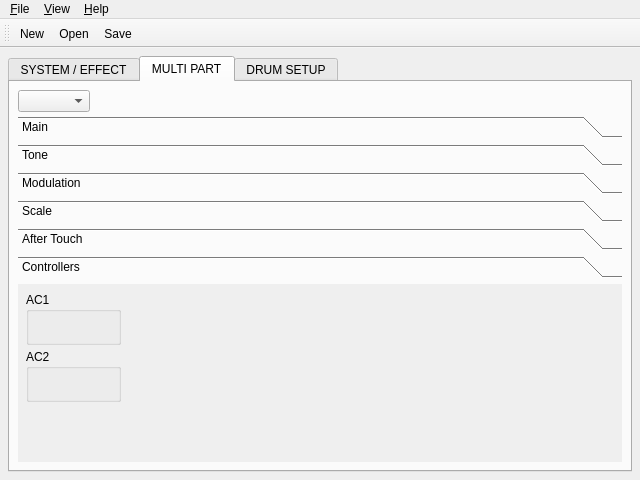
Before: the Qt Designer form src/qxgeditMainForm.ui in rncbc/qxgedit, drawn with Qt 5.
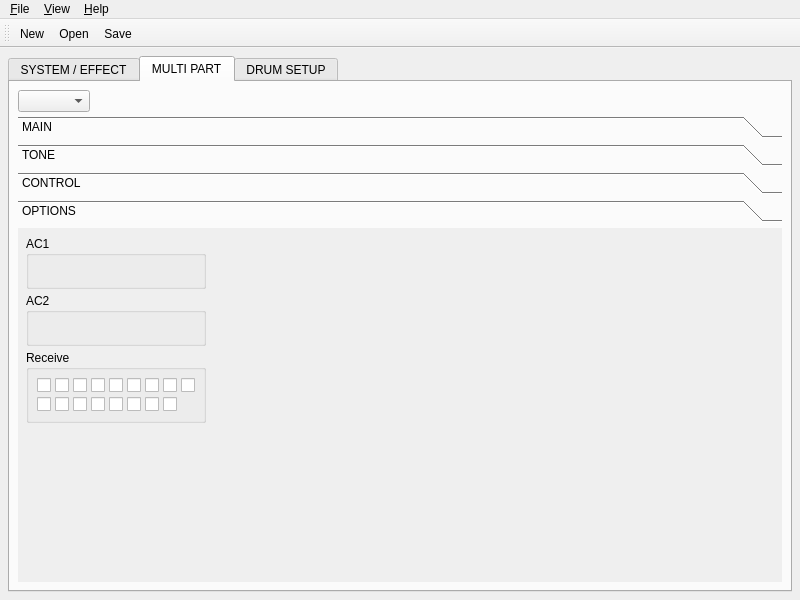
After: the same form once the commit is applied. The open tabs and pages were chosen to show the change. Icons and pictures are not drawn. Custom widgets are drawn as their Qt base class.

Commit message: - Yet some more layout changes.

Diff of the .ui file:
```diff
--- a/src/qxgeditMainForm.ui
+++ b/src/qxgeditMainForm.ui
@@ -25,8 +25,8 @@
    <rect>
     <x>0</x>
     <y>0</y>
-    <width>640</width>
-    <height>480</height>
+    <width>800</width>
+    <height>600</height>
    </rect>
   </property>
   <property name="minimumSize" >
@@ -488,7 +488,7 @@
           </property>
           <widget class="QWidget" name="MultipartMainPage" >
            <attribute name="label" >
-            <string>Main</string>
+            <string>MAIN</string>
            </attribute>
            <layout class="QGridLayout" >
             <item row="0" column="0" colspan="2" >
@@ -648,66 +648,6 @@
               </layout>
              </widget>
             </item>
-            <item row="3" column="0" colspan="8" >
-		     <widget class="QGroupBox" name="MultipartReceiveBox" >
-              <property name="title" >
-               <string>Receive</string>
-              </property>
-              <layout class="QGridLayout">
-               <item row="0" column="0" >
-                <widget class="qxgeditCheck" name="MultipartPBCheck" />
-               </item>
-               <item row="0" column="1" >
-                <widget class="qxgeditCheck" name="MultipartCATCheck" />
-               </item>
-               <item row="0" column="2" >
-                <widget class="qxgeditCheck" name="MultipartPCCheck" />
-               </item>
-               <item row="0" column="3" >
-                <widget class="qxgeditCheck" name="MultipartCCCheck" />
-               </item>
-               <item row="0" column="4" >
-                <widget class="qxgeditCheck" name="MultipartPATCheck" />
-               </item>
-               <item row="0" column="5" >
-                <widget class="qxgeditCheck" name="MultipartNoteCheck" />
-               </item>
-               <item row="0" column="6" >
-                <widget class="qxgeditCheck" name="MultipartRPNCheck" />
-               </item>
-               <item row="0" column="7" >
-                <widget class="qxgeditCheck" name="MultipartNRPNCheck" />
-               </item>
-               <item row="0" column="8" >
-                <widget class="qxgeditCheck" name="MultipartModCheck" />
-               </item>
-               <item row="1" column="0" >
-                <widget class="qxgeditCheck" name="MultipartVolCheck" />
-               </item>
-               <item row="1" column="1" >
-                <widget class="qxgeditCheck" name="MultipartPanCheck" />
-               </item>
-               <item row="1" column="2" >
-                <widget class="qxgeditCheck" name="MultipartExprCheck" />
-               </item>
-               <item row="1" column="3" >
-                <widget class="qxgeditCheck" name="MultipartHold1Check" />
-               </item>
-               <item row="1" column="4" >
-                <widget class="qxgeditCheck" name="MultipartPortaCheck" />
-               </item>
-               <item row="1" column="5" >
-                <widget class="qxgeditCheck" name="MultipartSostCheck" />
-               </item>
-               <item row="1" column="6" >
-                <widget class="qxgeditCheck" name="MultipartPedalCheck" />
-               </item>
-               <item row="1" column="7" >
-                <widget class="qxgeditCheck" name="MultipartBankCheck" />
-               </item>
-              </layout>
-             </widget>
-            </item>
             <item row="4" column="0" colspan="9" >
              <spacer>
               <property name="orientation" >
@@ -725,7 +665,7 @@
           </widget>
           <widget class="QWidget" name="MultipartTonePage" >
            <attribute name="label" >
-            <string>Tone</string>
+            <string>TONE</string>
            </attribute>
            <layout class="QGridLayout" >
             <item row="0" column="0" colspan="4" >
@@ -842,7 +782,7 @@
           </widget>
           <widget class="QWidget" name="MultipartModulationPage" >
            <attribute name="label" >
-            <string>Modulation</string>
+            <string>CONTROL</string>
            </attribute>
            <layout class="QGridLayout" >
             <item row="0" column="0" colspan="6" >
@@ -899,123 +839,12 @@
               </layout>
              </widget>
             </item>
-            <item row="0" column="6" rowspan="2" >
-             <spacer>
-              <property name="orientation" >
-               <enum>Qt::Horizontal</enum>
-              </property>
-              <property name="sizeHint" >
-               <size>
-                <width>20</width>
-                <height>20</height>
-               </size>
-              </property>
-             </spacer>
-            </item>
-            <item row="2" column="0" colspan="7" >
-             <spacer>
-              <property name="orientation" >
-               <enum>Qt::Vertical</enum>
-              </property>
-              <property name="sizeHint" >
-               <size>
-                <width>20</width>
-                <height>20</height>
-               </size>
-              </property>
-             </spacer>
-            </item>
-           </layout>
-          </widget>
-          <widget class="QWidget" name="MultipartScalePage" >
-           <attribute name="label" >
-            <string>Scale</string>
-           </attribute>
-           <layout class="QGridLayout" >
-            <item row="0" column="0" colspan="6" >
-		     <widget class="QGroupBox" name="MultipartTuningBox" >
+            <item row="0" column="2" >
+             <widget class="QGroupBox" name="MultipartCATBox" >
               <property name="title" >
                <string>Tuning</string>
               </property>
-              <layout class="QGridLayout">
-               <item row="0" column="0" >
-                <widget class="qxgeditDial" name="MultipartTuningC_Dial" />
-               </item>
-               <item row="0" column="1" >
-                <widget class="qxgeditDial" name="MultipartTuningCsDial" />
-               </item>
-               <item row="0" column="2" >
-                <widget class="qxgeditDial" name="MultipartTuningD_Dial" />
-               </item>
-               <item row="0" column="3" >
-                <widget class="qxgeditDial" name="MultipartTuningDsDial" />
-               </item>
-               <item row="0" column="4" >
-                <widget class="qxgeditDial" name="MultipartTuningE_Dial" />
-               </item>
-               <item row="0" column="5" >
-                <widget class="qxgeditDial" name="MultipartTuningF_Dial" />
-               </item>
-               <item row="1" column="0" >
-                <widget class="qxgeditDial" name="MultipartTuningFsDial" />
-               </item>
-               <item row="1" column="1" >
-                <widget class="qxgeditDial" name="MultipartTuningG_Dial" />
-               </item>
-               <item row="1" column="2" >
-                <widget class="qxgeditDial" name="MultipartTuningGsDial" />
-               </item>
-               <item row="1" column="3" >
-                <widget class="qxgeditDial" name="MultipartTuningA_Dial" />
-               </item>
-               <item row="1" column="4" >
-                <widget class="qxgeditDial" name="MultipartTuningAsDial" />
-               </item>
-               <item row="1" column="5" >
-                <widget class="qxgeditDial" name="MultipartTuningB_Dial" />
-               </item>
-              </layout>
-             </widget>
-            </item>
-            <item row="0" column="6" rowspan="1" >
-             <spacer>
-              <property name="orientation" >
-               <enum>Qt::Horizontal</enum>
-              </property>
-              <property name="sizeHint" >
-               <size>
-                <width>20</width>
-                <height>20</height>
-               </size>
-              </property>
-             </spacer>
-            </item>
-            <item row="1" column="0" colspan="7" >
-             <spacer>
-              <property name="orientation" >
-               <enum>Qt::Vertical</enum>
-              </property>
-              <property name="sizeHint" >
-               <size>
-                <width>20</width>
-                <height>20</height>
-               </size>
-              </property>
-             </spacer>
-            </item>
-           </layout>
-          </widget>
-          <widget class="QWidget" name="MultipartAfterTouchPage" >
-           <attribute name="label" >
-            <string>After Touch</string>
-           </attribute>
-           <layout class="QGridLayout" >
-            <item row="0" column="0" colspan="6" >
-		     <widget class="QGroupBox" name="MultipartCATBox" >
-              <property name="title" >
-               <string>Channel (CAT)</string>
-              </property>
-              <layout class="QGridLayout">
+              <layout class="QGridLayout" >
                <item row="0" column="0" >
                 <widget class="qxgeditDial" name="MultipartCATPitchDial" />
                </item>
@@ -1094,15 +923,15 @@
           </widget>
           <widget class="QWidget" name="MultipartControllersPage" >
            <attribute name="label" >
-            <string>Controllers</string>
+            <string>OPTIONS</string>
            </attribute>
            <layout class="QGridLayout" >
-            <item row="0" column="0" colspan="7" >
-		     <widget class="QGroupBox" name="MultipartAC1Box" >
+            <item row="0" column="0" >
+             <widget class="QGroupBox" name="MultipartAC1Box" >
               <property name="title" >
                <string>AC1</string>
               </property>
-              <layout class="QGridLayout">
+              <layout class="QGridLayout" >
                <item row="0" column="0" >
                 <widget class="qxgeditDial" name="MultipartAC1ControlDial" />
                </item>
@@ -1127,12 +956,25 @@
               </layout>
              </widget>
             </item>
-            <item row="1" column="0" colspan="7" >
-		     <widget class="QGroupBox" name="MultipartAC2Box" >
+            <item row="0" column="1" rowspan="3" >
+             <spacer>
+              <property name="orientation" >
+               <enum>Qt::Horizontal</enum>
+              </property>
+              <property name="sizeHint" >
+               <size>
+                <width>20</width>
+                <height>20</height>
+               </size>
+              </property>
+             </spacer>
+            </item>
+            <item row="1" column="0" >
+             <widget class="QGroupBox" name="MultipartAC2Box" >
               <property name="title" >
                <string>AC2</string>
               </property>
-              <layout class="QGridLayout">
+              <layout class="QGridLayout" >
                <item row="0" column="0" >
                 <widget class="qxgeditDial" name="MultipartAC2ControlDial" />
                </item>
@@ -1157,20 +999,67 @@
               </layout>
              </widget>
             </item>
-            <item row="0" column="7" rowspan="2" >
-             <spacer>
-              <property name="orientation" >
-               <enum>Qt::Horizontal</enum>
+            <item row="2" column="0" >
+             <widget class="QGroupBox" name="MultipartReceiveBox" >
+              <property name="title" >
+               <string>Receive</string>
               </property>
-              <property name="sizeHint" >
-               <size>
-                <width>20</width>
-                <height>20</height>
-               </size>
-              </property>
-             </spacer>
+              <layout class="QGridLayout" >
+               <item row="0" column="0" >
+                <widget class="qxgeditCheck" name="MultipartPBCheck" />
+               </item>
+               <item row="0" column="1" >
+                <widget class="qxgeditCheck" name="MultipartCATCheck" />
+               </item>
+               <item row="0" column="2" >
+                <widget class="qxgeditCheck" name="MultipartPCCheck" />
+               </item>
+               <item row="0" column="3" >
+                <widget class="qxgeditCheck" name="MultipartCCCheck" />
+               </item>
+               <item row="0" column="4" >
+                <widget class="qxgeditCheck" name="MultipartPATCheck" />
+               </item>
+               <item row="0" column="5" >
+                <widget class="qxgeditCheck" name="MultipartNoteCheck" />
+               </item>
+               <item row="0" column="6" >
+                <widget class="qxgeditCheck" name="MultipartRPNCheck" />
+               </item>
+               <item row="0" column="7" >
+                <widget class="qxgeditCheck" name="MultipartNRPNCheck" />
+               </item>
+               <item row="0" column="8" >
+                <widget class="qxgeditCheck" name="MultipartModCheck" />
+               </item>
+               <item row="1" column="0" >
+                <widget class="qxgeditCheck" name="MultipartVolCheck" />
+               </item>
+               <item row="1" column="1" >
+                <widget class="qxgeditCheck" name="MultipartPanCheck" />
+               </item>
+               <item row="1" column="2" >
+                <widget class="qxgeditCheck" name="MultipartExprCheck" />
+               </item>
+               <item row="1" column="3" >
+                <widget class="qxgeditCheck" name="MultipartHold1Check" />
+               </item>
+               <item row="1" column="4" >
+                <widget class="qxgeditCheck" name="MultipartPortaCheck" />
+               </item>
+               <item row="1" column="5" >
+                <widget class="qxgeditCheck" name="MultipartSostCheck" />
+               </item>
+               <item row="1" column="6" >
+                <widget class="qxgeditCheck" name="MultipartPedalCheck" />
+               </item>
+               <item row="1" column="7" >
+                <widget class="qxgeditCheck" name="MultipartBankCheck" />
+               </item>
+              </layout>
+             </widget>
             </item>
-            <item row="2" column="0" colspan="8" >
+            <item row="3" column="0" colspan="2" >
              <spacer>
               <property name="orientation" >
                <enum>Qt::Vertical</enum>
@@ -1409,8 +1298,8 @@
     <rect>
      <x>0</x>
      <y>0</y>
-     <width>905</width>
-     <height>30</height>
+     <width>771</width>
+     <height>28</height>
     </rect>
    </property>
    <widget class="QMenu" name="fileMenu" >
```
Left out of the diff: 294 changed lines with no effect on the pictures.
